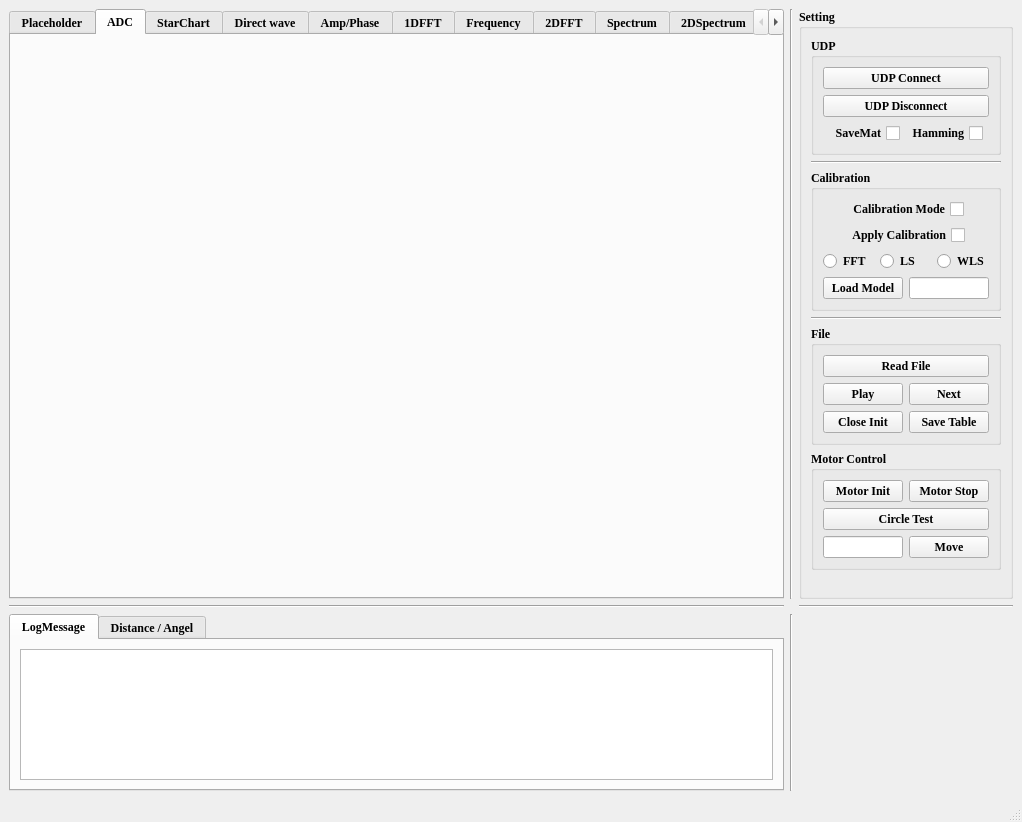
The window that Radar_UDP.ui (CruzeOliver/FMCW-Radar-GUI) describes before a commit, drawn with Qt 5.
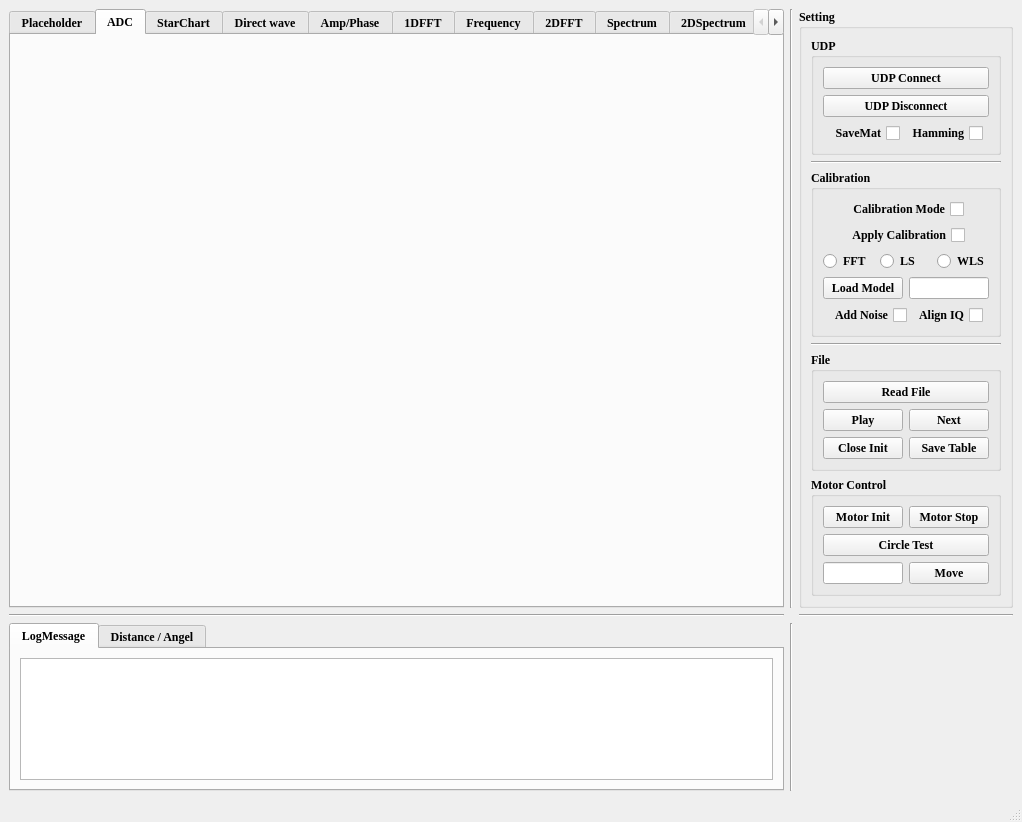
The same window after the commit.

Commit message: Add two check box controls: 1. Control whether to add noise to the channel. 2. Control whether data translation is required

The edit to the form file:
```diff
--- a/Radar_UDP.ui
+++ b/Radar_UDP.ui
@@ -326,6 +326,56 @@
             </item>
            </layout>
           </item>
+          <item>
+           <layout class="QHBoxLayout" name="horizontalLayout_18">
+            <item>
+             <spacer name="horizontalSpacer_3">
+              <property name="orientation">
+               <enum>Qt::Horizontal</enum>
+              </property>
+              <property name="sizeHint" stdset="0">
+               <size>
+                <width>40</width>
+                <height>20</height>
+               </size>
+              </property>
+             </spacer>
+            </item>
+            <item>
+             <widget class="QCheckBox" name="checkBox_addnoise">
+              <property name="layoutDirection">
+               <enum>Qt::RightToLeft</enum>
+              </property>
+              <property name="text">
+               <string>Add Noise</string>
+              </property>
+             </widget>
+            </item>
+            <item>
+             <widget class="QCheckBox" name="checkBox_align_iq">
+              <property name="layoutDirection">
+               <enum>Qt::RightToLeft</enum>
+              </property>
+              <property name="text">
+               <string>Align IQ</string>
+              </property>
+             </widget>
+            </item>
+            <item>
+             <spacer name="horizontalSpacer_4">
+              <property name="orientation">
+               <enum>Qt::Horizontal</enum>
+              </property>
+              <property name="sizeHint" stdset="0">
+               <size>
+                <width>40</width>
+                <height>20</height>
+               </size>
+              </property>
+             </spacer>
+            </item>
+           </layout>
+          </item>
          </layout>
         </widget>
        </item>
```
The commit also changes 4 other files.
